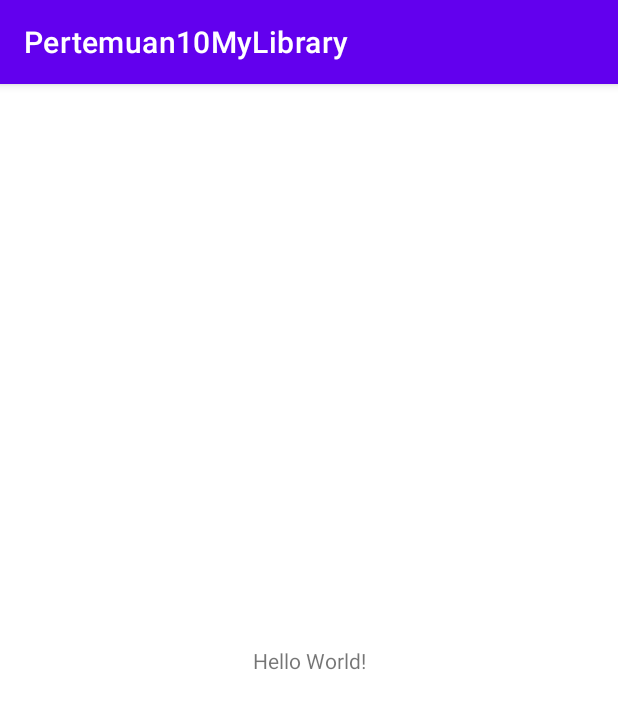
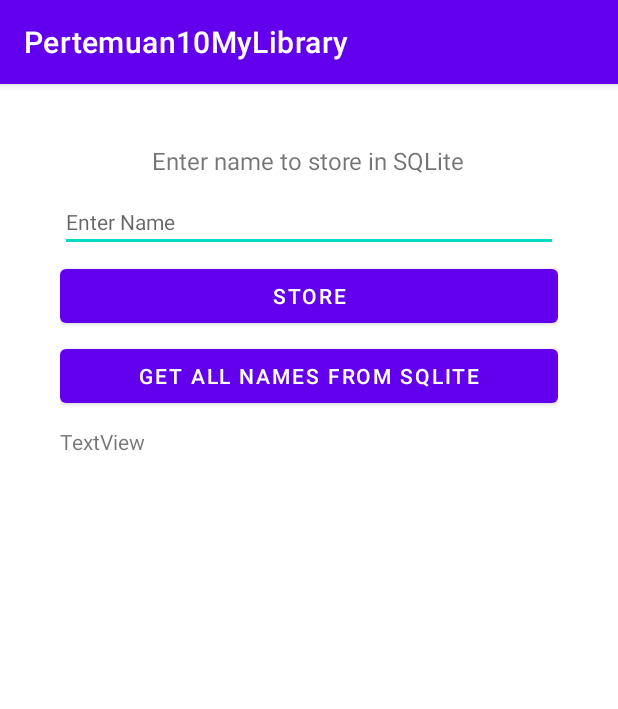
Before and after one commit to AndricoHalim/Pertemuan10, an Android app: the screen it shows after launch (MainActivity), on a phone screen of 412 x 824 dp. Shown: the top 709 px of the screen. Run offline under Robolectric (Android 15) with nearby library versions, the phone set to English and light mode, and no system bars.

Commit message:
final commit

```diff
--- a/app/src/main/java/com/example/pertemuan10mylibrary/MainActivity.java
+++ b/app/src/main/java/com/example/pertemuan10mylibrary/MainActivity.java
@@ -3,12 +3,51 @@ package com.example.pertemuan10mylibrary;
 import androidx.appcompat.app.AppCompatActivity;
 
 import android.os.Bundle;
+import android.view.View;
+import android.widget.Button;
+import android.widget.EditText;
+import android.widget.TextView;
+import android.widget.Toast;
+
+import java.util.ArrayList;
 
 public class MainActivity extends AppCompatActivity {
+    private EditText inputName;
+    private TextView names;
+    private Button btnSimpan, btnAmbil;
+    private ArrayList<String> arrayList;
+    private DatabaseHelper databaseHelper;
 
     @Override
     protected void onCreate(Bundle savedInstanceState) {
         super.onCreate(savedInstanceState);
         setContentView(R.layout.activity_main);
+
+        databaseHelper = new DatabaseHelper(this);
+        names = findViewById(R.id.tvNames);
+        inputName = findViewById(R.id.etName);
+
+        btnSimpan = findViewById(R.id.btnStore);
+        btnSimpan.setOnClickListener(new View.OnClickListener() {
+            @Override
+            public void onClick(View view) {
+                databaseHelper.addStudentDetail(inputName.getText().toString());
+                inputName.setText("");
+                Toast.makeText(MainActivity.this, "Stored Succesfully", Toast.LENGTH_SHORT).show();
+            }
+        });
+
+        btnAmbil = findViewById(R.id.btnGetAll);
+        btnAmbil.setOnClickListener(new View.OnClickListener() {
+            @Override
+            public void onClick(View view) {
+                arrayList = databaseHelper.getAllStudents();
+                names.setText("");
+
+                for (String item:arrayList){
+                    names.append(item + " ");
+                }
+            }
+        });
     }
 }
--- a/app/src/main/res/layout/activity_main.xml
+++ b/app/src/main/res/layout/activity_main.xml
@@ -1,18 +1,49 @@
 <?xml version="1.0" encoding="utf-8"?>
-<androidx.constraintlayout.widget.ConstraintLayout xmlns:android="http://schemas.android.com/apk/res/android"
+<LinearLayout xmlns:android="http://schemas.android.com/apk/res/android"
     xmlns:app="http://schemas.android.com/apk/res-auto"
     xmlns:tools="http://schemas.android.com/tools"
     android:layout_width="match_parent"
     android:layout_height="match_parent"
+    android:orientation="vertical"
+    android:padding="40dp"
     tools:context=".MainActivity">
 
     <TextView
         android:layout_width="wrap_content"
         android:layout_height="wrap_content"
-        android:text="Hello World!"
-        app:layout_constraintBottom_toBottomOf="parent"
-        app:layout_constraintEnd_toEndOf="parent"
-        app:layout_constraintStart_toStartOf="parent"
-        app:layout_constraintTop_toTopOf="parent" />
+        android:text="@string/enter_name_to_store"
+        android:layout_gravity="center_horizontal"
+        android:textSize="16sp"/>
 
-</androidx.constraintlayout.widget.ConstraintLayout>
+    <EditText
+        android:id="@+id/etName"
+        android:layout_width="match_parent"
+        android:layout_height="wrap_content"
+        android:ems="10"
+        android:layout_marginTop="10dp"
+        android:textSize="14sp"
+        android:hint="Enter Name"
+        android:inputType="textPersonName" />
+
+    <Button
+        android:id="@+id/btnStore"
+        android:layout_width="match_parent"
+        android:layout_height="wrap_content"
+        android:layout_marginTop="5dp"
+        android:text="Store" />
+
+    <Button
+        android:id="@+id/btnGetAll"
+        android:layout_width="match_parent"
+        android:layout_height="wrap_content"
+        android:layout_marginTop="5dp"
+        android:text="Get All Names from SQLite" />
+
+    <TextView
+        android:id="@+id/tvNames"
+        android:layout_width="match_parent"
+        android:layout_height="wrap_content"
+        android:layout_marginTop="10dp"
+        android:text="TextView" />
+
+</LinearLayout>
--- a/app/src/main/res/values/strings.xml
+++ b/app/src/main/res/values/strings.xml
@@ -1,3 +1,4 @@
 <resources>
     <string name="app_name">Pertemuan10MyLibrary</string>
+    <string name="enter_name_to_store">Enter name to store in SQLite</string>
 </resources>
```
